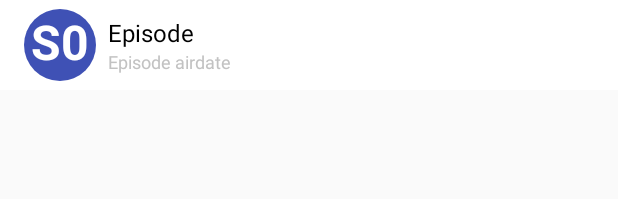
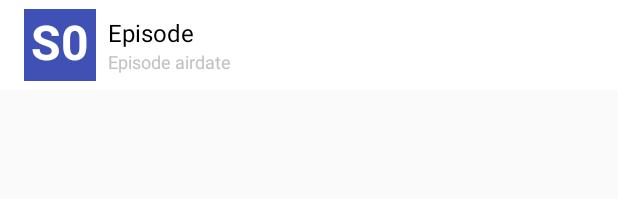
Before and after one commit to bigyo4u85/SeriesCruncher, an Android app: the layout episode_list_item.xml on its own in the app's theme, with its tools: preview values and no code run, on a phone screen of 412 x 824 dp. Shown: the top 199 px of the screen. Run offline under Robolectric (Android 15) with nearby library versions, the phone set to English and light mode, and no system bars.

Commit message:
Removed circular background for episode number.

```diff
--- a/SeriesCruncher/app/src/main/res/drawable/circular_background.xml
+++ /dev/null
@@ -1,9 +0,0 @@
-<?xml version="1.0" encoding="utf-8"?>
-<shape xmlns:android="http://schemas.android.com/apk/res/android"
-    android:shape="oval">
-    <size
-        android:width="@dimen/size_thumbnail_normal"
-        android:height="@dimen/size_thumbnail_normal" />
-
-    <solid android:color="@color/colorPrimary" />
-</shape>
--- a/SeriesCruncher/app/src/main/res/layout/episode_list_item.xml
+++ b/SeriesCruncher/app/src/main/res/layout/episode_list_item.xml
@@ -14,7 +14,7 @@
         android:layout_height="@dimen/size_thumbnail_normal"
         android:layout_gravity="center_vertical"
         android:layout_marginRight="@dimen/spacing_simple"
-        android:background="@drawable/circular_background"
+        android:background="@color/colorPrimary"
         android:gravity="center"
         android:textColor="@color/white"
         android:textSize="@dimen/list_item_text_thumbnail"
```
